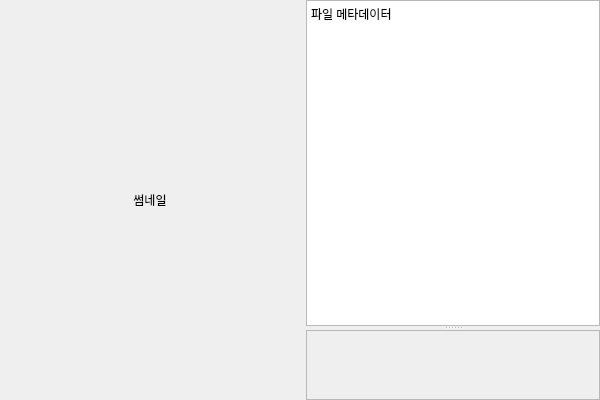
Yamang02/PYQT5_FileTagger, file ui/file_detail_content_widget.ui: the form before one commit.
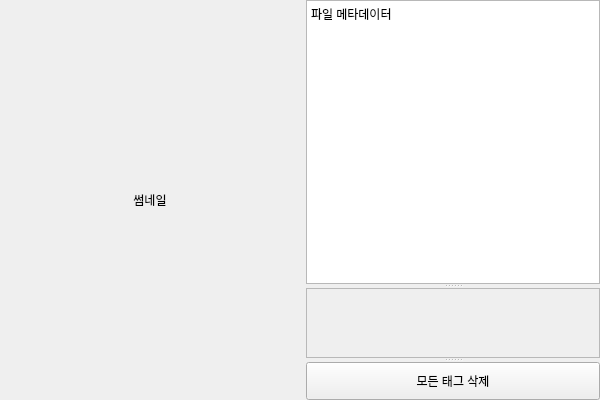
The form after the commit.

```diff
--- a/ui/file_detail_content_widget.ui
+++ b/ui/file_detail_content_widget.ui
@@ -91,6 +91,11 @@
        </layout>
       </widget>
      </widget>
+     <widget class="QPushButton" name="clear_all_tags_button">
+      <property name="text">
+       <string>모든 태그 삭제</string>
+      </property>
+     </widget>
     </widget>
    </item>
   </layout>
```
